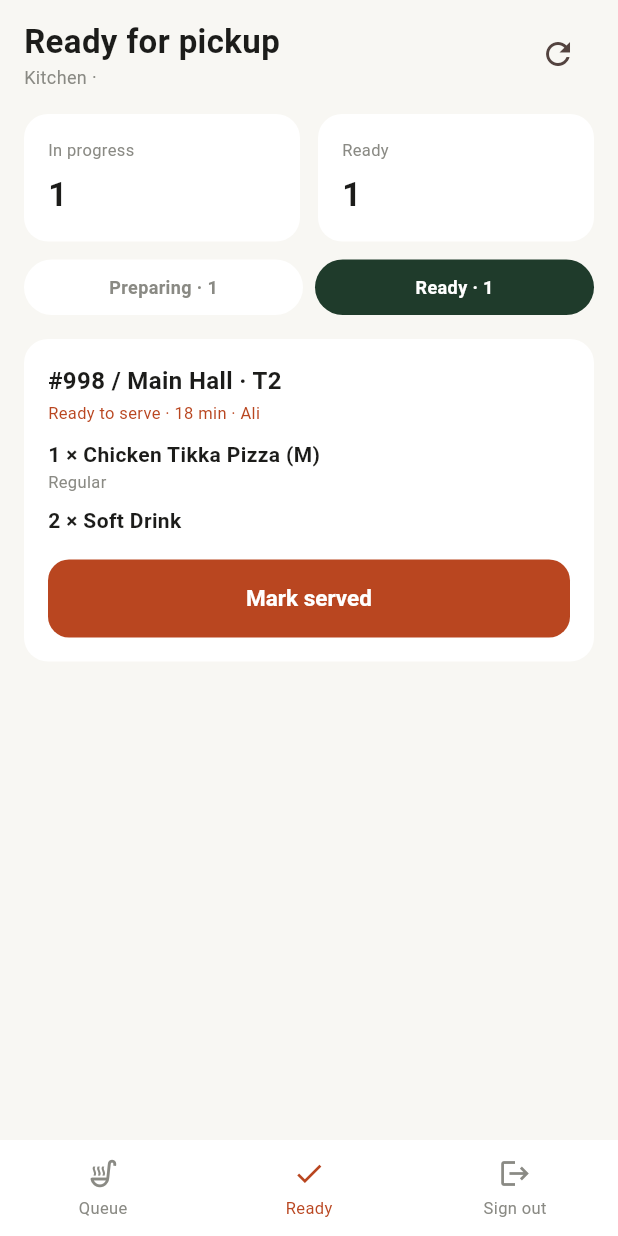
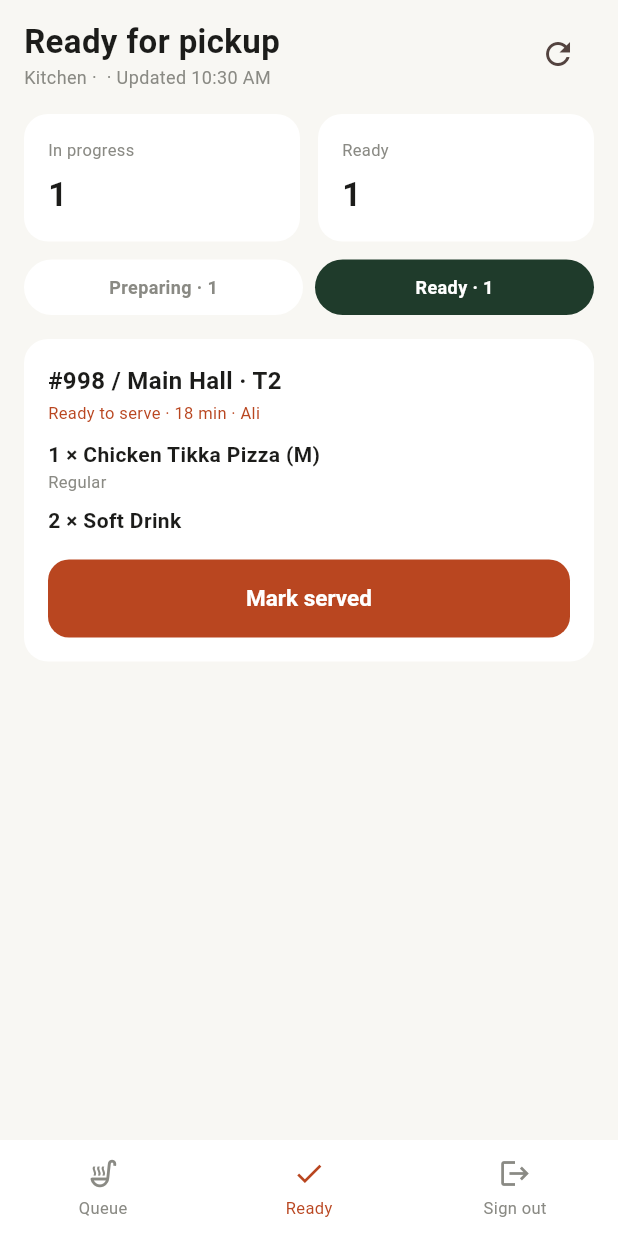
Before and after one commit to zainkhan-bit/punchit, a Flutter app: the KitchenQueueScreen screen opened directly, item 2 of the bottom bar chosen, after a tap on the "refresh" icon, on a phone screen of 412 x 824 dp. Run offline on Flutter 3.47's test engine with Material 3 defaults, Android fonts, the phone set to English and light mode, and no system bars.

Commit message:
Implement periodic refresh for kitchen orders
Added a timer to refresh kitchen orders every 15 seconds and updated the subtitle to show the last updated time.

```diff
--- a/app/lib/screens/kitchen/kitchen_queue_screen.dart
+++ b/app/lib/screens/kitchen/kitchen_queue_screen.dart
@@ -1,3 +1,5 @@
+import 'dart:async';
+
 import 'package:flutter/material.dart';
 import 'package:provider/provider.dart';
 
@@ -22,17 +24,27 @@ class _KitchenQueueScreenState extends State<KitchenQueueScreen> {
   String? _banner;
   int? _busyId;
   bool _loading = true;
+  Timer? _timer;
+  DateTime? _lastUpdated;
 
   @override
   void initState() {
     super.initState();
     _load();
+    _timer = Timer.periodic(const Duration(seconds: 15), (_) => _load());
+  }
+
+  @override
+  void dispose() {
+    _timer?.cancel();
+    super.dispose();
   }
 
   Future<void> _load() async {
     final orders = await context.read<PosRepository>().getOrders(activeOnly: true);
     if (!mounted) return;
     setState(() {
+      _lastUpdated = DateTime.now();
       _orders = orders.where((o) => o.status == OrderStatus.open).toList()
         ..sort((a, b) => a.createdAt.compareTo(b.createdAt));
       _loading = false;
@@ -102,7 +114,8 @@ class _KitchenQueueScreenState extends State<KitchenQueueScreen> {
           children: [
             ScreenHeader(
               title: _tab == 0 ? 'Kitchen queue' : 'Ready for pickup',
-              subtitle: 'Kitchen · ${staff?.name ?? ''}',
+              subtitle: 'Kitchen · ${staff?.name ?? ''}'
+                  '${_lastUpdated == null ? '' : ' · Updated ${timeLabel(_lastUpdated!)}'}',
               showBack: false,
               trailing: IconButton(
                 tooltip: 'Refresh',
```
